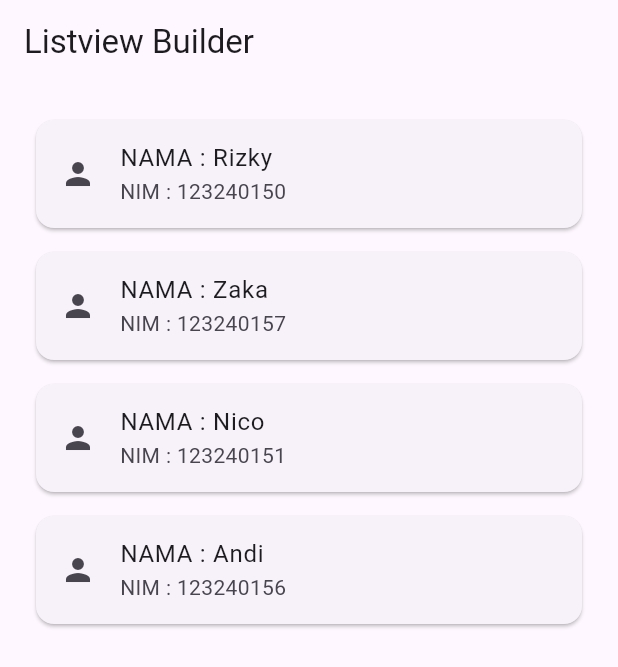
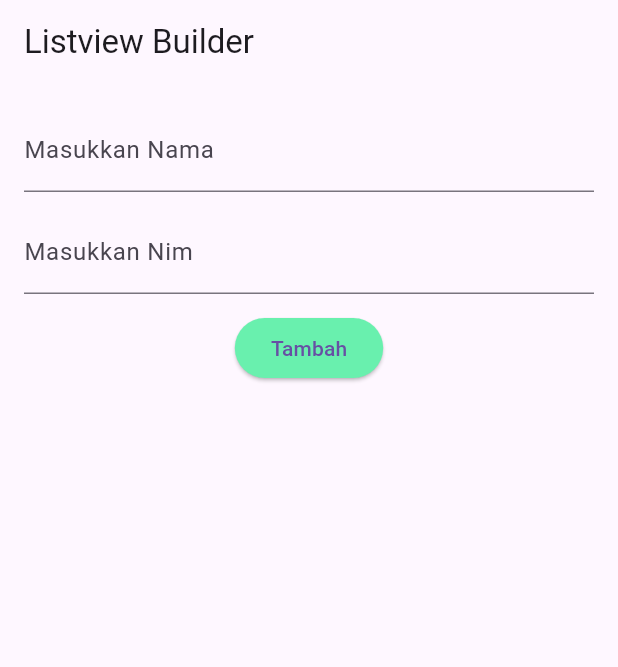
Before and after one commit to rizkyadde23/belajar_flutter, a Flutter app: the screen it shows after launch, on a phone screen of 412 x 824 dp. Shown: the top 667 px of the screen. Run offline on Flutter 3.47's test engine with Material 3 defaults, Android fonts, the phone set to English and light mode, and no system bars.

```diff
--- a/lib/main.dart
+++ b/lib/main.dart
@@ -11,7 +11,7 @@ class MyApp extends StatelessWidget {
     return MaterialApp(
       title: "StateFull Widget",
       debugShowCheckedModeBanner: false,
-      home: HomePage(),
+      home: const DynamicMahasiswaList(),
     );
   }
 }
--- a/lib/pages/home.dart
+++ b/lib/pages/home.dart
@@ -1,5 +1,4 @@
 import 'package:flutter/material.dart';
-import 'mahasiswalist.dart';
 
 class Mahasiswa {
   final String nama;
@@ -7,15 +6,62 @@ class Mahasiswa {
   Mahasiswa({required this.nama,required this.nim});
 }
 
-class HomePage extends StatelessWidget{
-  HomePage({super.key});
+class DynamicMahasiswaList extends StatefulWidget{
+  const DynamicMahasiswaList({super.key});
+
+  @override
+  State<DynamicMahasiswaList> createState() => _DynamicMahasiswaListState();
+}
+
+class _DynamicMahasiswaListState extends State<DynamicMahasiswaList>{
+  List<Mahasiswa> daftarMahasiswa = [];
+  final TextEditingController namaController = TextEditingController();
+  final TextEditingController nimController = TextEditingController();
+
+  void tambahData(){
+  if (namaController.text.isNotEmpty && nimController.text.isNotEmpty) {
+    setState(() {
+      daftarMahasiswa.add(Mahasiswa(nama: namaController.text, nim: nimController.text));
+    });
+    namaController.clear();
+    nimController.clear();
+  }
+  }
+
+  void hapusData(int index){
+    setState(() {
+      daftarMahasiswa.removeAt(index);
+    });
+  }
+
   @override
   Widget build(BuildContext context) {
     return Scaffold(
       appBar: AppBar(title: Text("Listview Builder"),),
       body: Padding(padding: EdgeInsets.all(16),
-      child:
-        ListView.builder(
+      child: Column(
+        children: [
+            TextField(
+              controller: namaController,
+              decoration: InputDecoration(
+                labelText: "Masukkan Nama"
+              ),
+            ),
+            const SizedBox(height: 12,),
+            TextField(
+              controller: nimController,
+              decoration: InputDecoration(
+                labelText: "Masukkan Nim"
+              ),
+            ),
+            const SizedBox(height: 12,),
+            ElevatedButton(
+            onPressed: tambahData,
+            style: ElevatedButton.styleFrom(backgroundColor: Colors.greenAccent),
+            child: Text("Tambah")
+            ),
+            Expanded(
+              child: ListView.builder(
                 itemCount: daftarMahasiswa.length,
                 itemBuilder: (context, index){
                 final mahasiswa = daftarMahasiswa[index];
@@ -25,9 +71,14 @@ class HomePage extends StatelessWidget{
                     leading: Icon(Icons.person),
                     title: Text('NAMA : ${mahasiswa.nama}'),
                     subtitle: Text('NIM : ${mahasiswa.nim}'),
+                    trailing: IconButton(onPressed: () => hapusData(index), icon: Icon(Icons.delete)),
                   ),
                 );
               }
+              ),
+            ),
+
+        ],
       )
       ),
       );
--- a/lib/pages/mahasiswalist.dart
+++ /dev/null
@@ -1,7 +0,0 @@
-import 'home.dart';
-final List<Mahasiswa> daftarMahasiswa = [
-    Mahasiswa(nama: 'Rizky', nim: '123240150'),
-    Mahasiswa(nama: 'Zaka', nim: '123240157'),
-    Mahasiswa(nama: 'Nico', nim: '123240151'),
-    Mahasiswa(nama: 'Andi', nim: '123240156'),
-  ];
```
Lines whose indentation alone changed are shown as unchanged.
